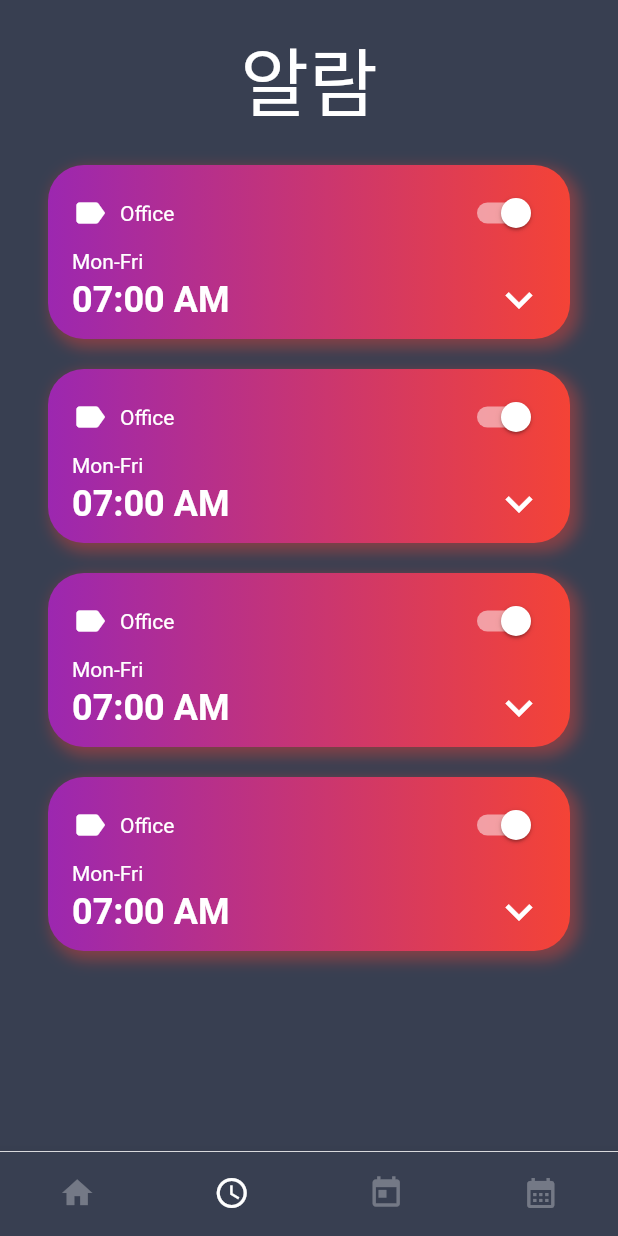
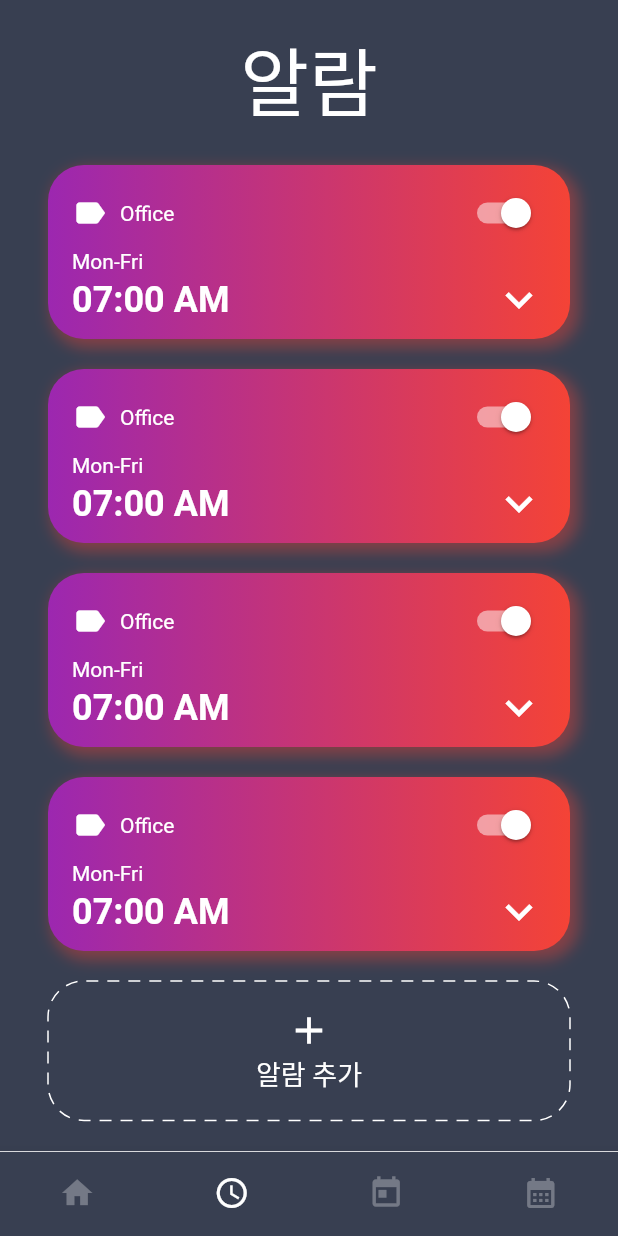
Before and after one commit to Lee-Hyeong-Jin/MyPlanner, a Flutter app: the screen it shows after launch, item 2 of the bottom bar chosen, on a phone screen of 412 x 824 dp. Run offline on Flutter 3.47's test engine with Material 2 defaults, Android fonts, the phone set to English and light mode, and no system bars; drawn by our look-alikes of dotted_border; Roboto replaces fonts that are missing (avenir).

Commit message:
update schedulePage

```diff
--- /dev/null
+++ b/lib/assets/prefabs/add_box.dart
@@ -0,0 +1,32 @@
+import 'package:flutter/material.dart';
+
+class AddBox extends StatefulWidget {
+  const AddBox ({Key? key}) : super(key: key);
+
+  @override
+  AddBoxState createState() => AddBoxState();
+}
+
+class AddBoxState extends State<AddBox> {
+  @override
+  Widget build(BuildContext context) {
+    return Container(
+      decoration: const BoxDecoration(
+        borderRadius: BorderRadius.all(Radius.circular(24)),
+      ),
+      width: double.infinity,
+      child: TextButton(
+        style: TextButton.styleFrom(
+          padding: const EdgeInsets.symmetric(horizontal: 32, vertical: 16),
+        ),
+        onPressed: () {},
+        child: Column(
+          children: const <Widget> [
+            Icon(Icons.add, size: 30, color: Colors.white),
+            Text("알람 추가", textAlign: TextAlign.center, style: TextStyle(color: Colors.white, fontSize: 18)),
+          ]
+        )
+      )
+    );
+  }
+}
--- a/lib/views/schedule.dart
+++ b/lib/views/schedule.dart
@@ -1,4 +1,6 @@
+import 'package:dotted_border/dotted_border.dart';
 import 'package:flutter/material.dart';
+import 'package:planner/assets/prefabs/add_box.dart';
 
 import 'package:planner/assets/prefabs/card_view.dart';
 import 'package:planner/data.dart';
@@ -21,13 +23,22 @@ class ScheduleState extends State<Schedule> {
           const SizedBox(height: 20),
           Expanded(
             child: ListView(
-              children: alarms.map((alarm) {
+              children: alarms.map<Widget>((alarm) {
                 return Column(
                   children: const <Widget> [
                     CardView()
                   ]
                 );
-              }).toList(),
+              }).followedBy([
+                DottedBorder(
+                  strokeWidth: 1,
+                  color: Colors.white,
+                  borderType: BorderType.RRect,
+                  radius: const Radius.circular(24),
+                  dashPattern: const [8, 6],
+                  child: const AddBox(),
+                )
+              ]).toList(),
             )
           ),
         ]
--- a/pubspec.yaml
+++ b/pubspec.yaml
@@ -36,6 +36,7 @@ dependencies:
   # The following adds the Cupertino Icons font to your application.
   # Use with the CupertinoIcons class for iOS style icons.
   cupertino_icons: ^1.0.2
+  dotted_border: ^2.0.0+3
 
 dev_dependencies:
   flutter_test:
```
Also changed, not shown: pubspec.lock.
